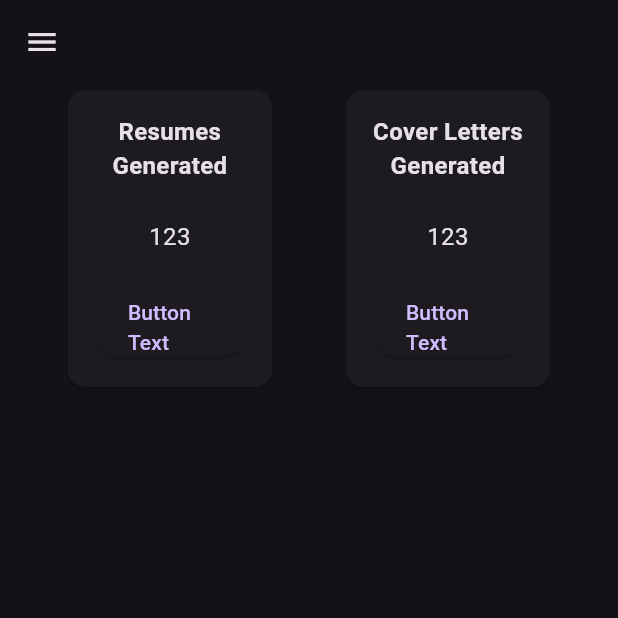
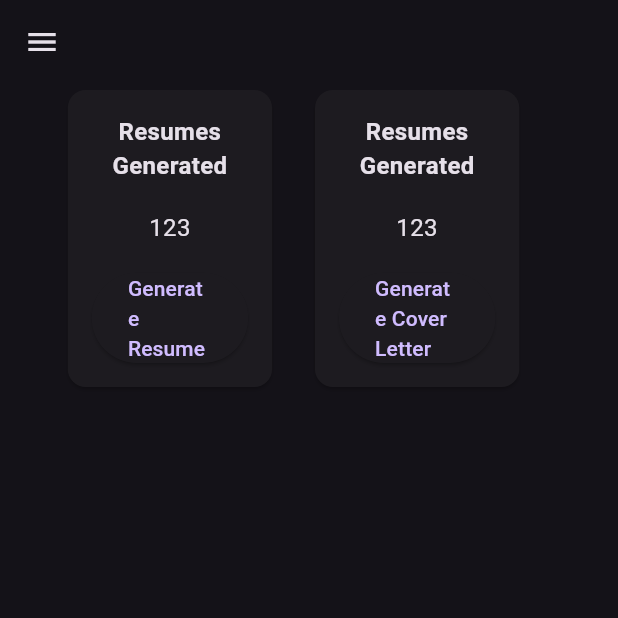
Before and after one commit to QuantumCompiler/Taylor-d-Portfolio, a Flutter app: the screen it shows after launch, on a phone screen of 412 x 824 dp, the top half of it. Run offline on Flutter 3.47's test engine with Material 3 defaults, Android fonts, the phone set to English and light mode, and no system bars.

Commit message:
Main Window, Gen Resume And Gen Cover Letter Updates

```diff
--- a/lib/main.dart
+++ b/lib/main.dart
@@ -1,5 +1,7 @@
 import 'package:flutter/material.dart';
 import 'src/Dashboard.dart';
+import 'src/GenResume.dart';
+import 'src/GenCoverLetter.dart';
 
 void main() => runApp(MyApp());
 
@@ -9,6 +11,11 @@
     return MaterialApp(
       home: Dashboard(),
       theme: ThemeData.dark(),
+      routes: {
+        '/dashboard': (context) => Dashboard(),
+        '/genresume': (context) => GenResumePage(),
+        '/gencoverletter': (context) => GenCoverLetterPage(),
+      },
     );
   }
 }
--- a/lib/src/Dashboard.dart
+++ b/lib/src/Dashboard.dart
@@ -1,8 +1,9 @@
 import 'package:flutter/material.dart';
+import 'GenResume.dart';
+import 'GenCoverLetter.dart';
 
 class Dashboard extends StatelessWidget {
   const Dashboard({super.key});
-
   @override
   Widget build(BuildContext context) {
     return Scaffold(
@@ -33,10 +34,10 @@ class Dashboard extends StatelessWidget {
               Row(
                 children: <Widget>[
                   // Resumes Generated Card
-                  Expanded(child: ContentCard(title: 'Resumes Generated', value: '123', cardHeight: MediaQuery.of(context).size.height * 0.25, cardWidth: MediaQuery.of(context).size.width * 0.25)),
-                  SizedBox(width: MediaQuery.of(context).size.width * 0.1),
+                  ResumeCard(),
+                  SizedBox(width: MediaQuery.of(context).size.width * 0.05),
                   // Cover Letters Generated Card
-                  Expanded(child: ContentCard(title: 'Cover Letters Generated', value: '123', cardHeight: MediaQuery.of(context).size.height * 0.25, cardWidth: MediaQuery.of(context).size.width * 0.25)),
+                  CoverLetterCard(),
                 ],
               ),
             ],
@@ -47,56 +48,80 @@ class Dashboard extends StatelessWidget {
   }
 }
 
-/* ContentCard - A custom card widget to display content
-
-*/
-class ContentCard extends StatelessWidget {
-  // Variables for the card
-  final String title;
-  final String value;
-  final double cardHeight;
-  final double cardWidth;
-  // Constructor for the card
-  const ContentCard({super.key, required this.title, required this.value, required this.cardHeight, required this.cardWidth});
+class ResumeCard extends StatelessWidget {
+  const ResumeCard({super.key});
   @override
   Widget build(BuildContext context) {
     return ConstrainedBox(
-      constraints: BoxConstraints(minHeight: MediaQuery.of(context).size.width * 0.1, maxHeight: cardHeight, minWidth: MediaQuery.of(context).size.height * 0.1, maxWidth: cardWidth),
+      constraints: BoxConstraints(minHeight: MediaQuery.of(context).size.width * 0.1, maxHeight: MediaQuery.of(context).size.height * 0.25, minWidth: MediaQuery.of(context).size.width * 0.25, maxWidth: MediaQuery.of(context).size.width * 0.35),
       child: Card(
         child: Padding(
-          padding: const EdgeInsets.all(16.0),
-          child: Column(
-            crossAxisAlignment: CrossAxisAlignment.stretch,
-            mainAxisAlignment: MainAxisAlignment.spaceBetween,
-            children: <Widget>[
-              // Title of the card
+            padding: const EdgeInsets.all(16.0),
+            child: Column(crossAxisAlignment: CrossAxisAlignment.stretch, mainAxisAlignment: MainAxisAlignment.spaceBetween, children: <Widget>[
               Center(
                 child: Text(
-                  title,
+                  'Resumes Generated',
                   style: TextStyle(fontSize: 16, fontWeight: FontWeight.bold),
                   textAlign: TextAlign.center,
                 ),
               ),
-              // Value of the card
               Center(
                 child: Text(
-                  value,
+                  '123',
                   style: TextStyle(fontSize: 16),
                   textAlign: TextAlign.center,
                 ),
               ),
-              // Button widget
               SizedBox(
                 width: 50,
                 child: ElevatedButton(
-                  onPressed: () {},
-                  child: Text('Button Text'),
+                  onPressed: () {
+                    Navigator.pushNamed(context, '/genresume');
+                  },
+                  child: Text('Generate Resume'),
                 ),
               ),
-            ],
-          ),
-        ),
+            ])),
       ),
     );
   }
 }
+
+class CoverLetterCard extends StatelessWidget {
+  const CoverLetterCard({super.key});
+  @override
+  Widget build(BuildContext context) {
+    return ConstrainedBox(
+      constraints: BoxConstraints(minHeight: MediaQuery.of(context).size.width * 0.1, maxHeight: MediaQuery.of(context).size.height * 0.25, minWidth: MediaQuery.of(context).size.width * 0.25, maxWidth: MediaQuery.of(context).size.width * 0.35),
+      child: Card(
+        child: Padding(
+            padding: const EdgeInsets.all(16.0),
+            child: Column(crossAxisAlignment: CrossAxisAlignment.stretch, mainAxisAlignment: MainAxisAlignment.spaceBetween, children: <Widget>[
+              Center(
+                child: Text(
+                  'Resumes Generated',
+                  style: TextStyle(fontSize: 16, fontWeight: FontWeight.bold),
+                  textAlign: TextAlign.center,
+                ),
+              ),
+              Center(
+                child: Text(
+                  '123',
+                  style: TextStyle(fontSize: 16),
+                  textAlign: TextAlign.center,
+                ),
+              ),
+              SizedBox(
+                width: 50,
+                child: ElevatedButton(
+                  onPressed: () {
+                    Navigator.pushNamed(context, '/gencoverletter');
+                  },
+                  child: Text('Generate Cover Letter'),
+                ),
+              ),
+            ])),
+      ),
+    );
+  }
+}
```
Also changed, not shown: lib/src/GenCoverLetter.dart (added, +10 -0 lines), lib/src/GenResume.dart (added, +10 -0 lines), lib/tests/test.dart (+71 -10 lines), 1 other file.
